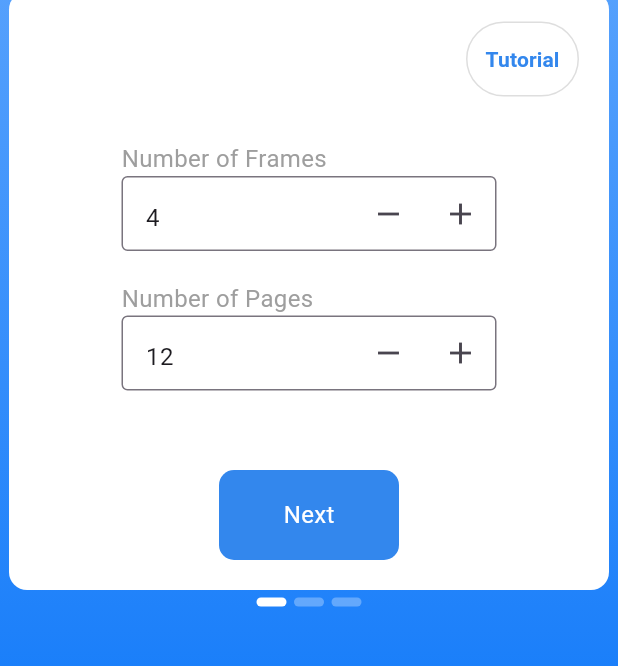
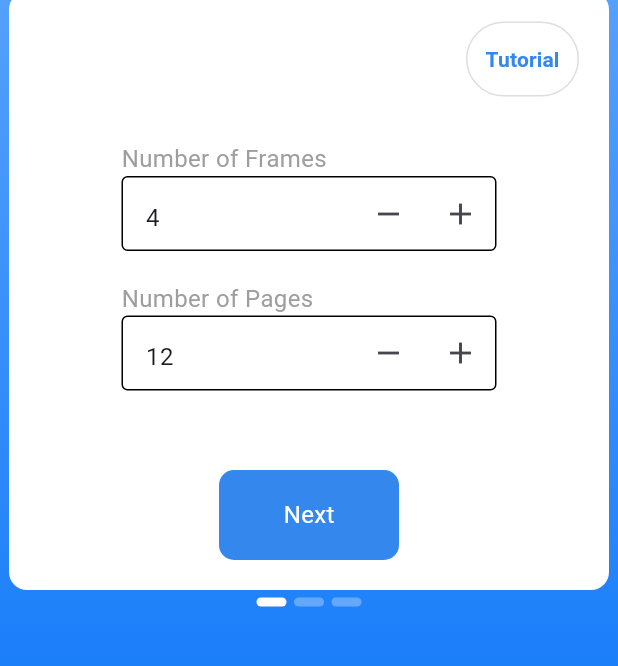
Before and after one commit to itsAliTahir/SIMULATION-PAGE-REPLACEMENT-POLICIES-COMPARISON-Operating-System-Project-, a Flutter app: the MyHomePage screen opened directly, after a tap on "Next", after a tap on "Back", on a phone screen of 412 x 824 dp, the part 364-1030 px from its top. Run offline on Flutter 3.47's test engine with Material 3 defaults, Android fonts, the phone set to English and light mode, and no system bars; drawn by our look-alikes of carousel_indicator; our stand-ins replace delayed_display; missing offline and left inert: hovering.

Commit message:
bug fixed

```diff
--- a/lib/Screens/home_page_widgets/index_screen.dart
+++ b/lib/Screens/home_page_widgets/index_screen.dart
@@ -108,6 +108,7 @@ class _MyIndexScreenState extends State<MyIndexScreen> {
                         pageIndex > 0
                             ? InkWell(
                                 onTap: () {
+                                  changeNextStatus(false);
                                   if (pageIndex > 0) {
                                     setState(() {
                                       pageIndex--;
@@ -140,6 +141,12 @@ class _MyIndexScreenState extends State<MyIndexScreen> {
                         pageIndex < 2
                             ? InkWell(
                                 onTap: () {
+                                  if (pageIndex == 0 &&
+                                      (pageController.text.isEmpty ||
+                                          frameController.text.isEmpty)) {
+                                    changeNextStatus(true);
+                                    return;
+                                  }
                                   if (pageIndex == 1) {
                                     for (int i = 0;
                                         i < int.parse(pageController.text);
--- a/lib/Screens/home_page_widgets/input_fields.dart
+++ b/lib/Screens/home_page_widgets/input_fields.dart
@@ -3,6 +3,8 @@
 import 'package:flutter/material.dart';
 import 'package:flutter/services.dart';
 import 'package:os_project/guide.dart';
+import 'package:provider/provider.dart';
+import '../../Provider/data_provider.dart';
 import '../../global_data.dart';
 // import 'package:url_launcher/url_launcher.dart';
 
@@ -21,6 +23,7 @@ class _MyInputFieldsState extends State<MyInputFields> {
 
   @override
   Widget build(BuildContext context) {
+    final forcedNext = Provider.of<ProviderClass>(context).forcedNext;
     // launchURL(String url) async {
     //   if (await canLaunch(url)) {
     //     await launch(url);
@@ -199,8 +202,17 @@ class _MyInputFieldsState extends State<MyInputFields> {
                 focusedBorder: OutlineInputBorder(
                     borderSide: BorderSide(
                         width: 2,
-                        color: Theme.of(context).scaffoldBackgroundColor)),
+                        color:
+                            forcedNext == true && frameController.text.isEmpty
+                                ? Colors.red
+                                : Theme.of(context).scaffoldBackgroundColor)),
                 border: const OutlineInputBorder(),
+                enabledBorder: OutlineInputBorder(
+                    borderSide: BorderSide(
+                        color:
+                            forcedNext == true && frameController.text.isEmpty
+                                ? Colors.red
+                                : Colors.black)),
                 suffixIcon: Row(
                   mainAxisSize: MainAxisSize.min,
                   mainAxisAlignment: MainAxisAlignment.end,
@@ -278,8 +290,15 @@ class _MyInputFieldsState extends State<MyInputFields> {
                 focusedBorder: OutlineInputBorder(
                     borderSide: BorderSide(
                         width: 2,
-                        color: Theme.of(context).scaffoldBackgroundColor)),
+                        color: forcedNext == true && pageController.text.isEmpty
+                            ? Colors.red
+                            : Theme.of(context).scaffoldBackgroundColor)),
                 border: const OutlineInputBorder(),
+                enabledBorder: OutlineInputBorder(
+                    borderSide: BorderSide(
+                        color: forcedNext == true && pageController.text.isEmpty
+                            ? Colors.red
+                            : Colors.black)),
                 suffixIcon: Row(
                   mainAxisSize: MainAxisSize.min,
                   mainAxisAlignment: MainAxisAlignment.end,
--- a/lib/main.dart
+++ b/lib/main.dart
@@ -33,8 +33,8 @@ class MyApp extends StatelessWidget {
           // scaffoldBackgroundColor: const Color.fromARGB(255, 87, 164, 255),
         ),
         debugShowCheckedModeBanner: false,
-        // home: const MyHomePage(),
-        home: const MyTemporary(),
+        home: const MyHomePage(),
+        // home: const MyTemporary(),
       ),
     );
   }
```
